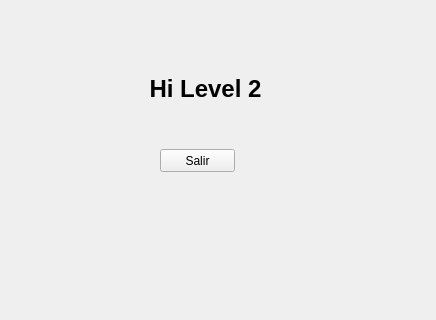
Qt form level2.ui (gerasua/loginlevels) before a commit; both pictures show x 0 to 436 and y 121 to 441 of the 436 by 547 pixel window.
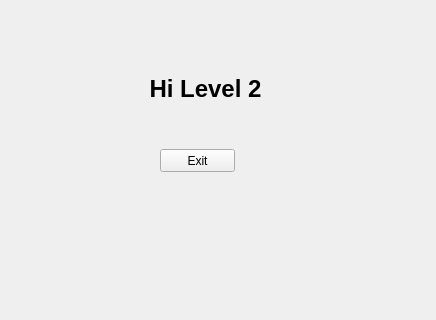
The same form after that commit. Icons and pictures are not drawn.

The edit to the form file:
```diff
--- a/level2.ui
+++ b/level2.ui
@@ -78,7 +78,7 @@
      </rect>
     </property>
     <property name="text">
-     <string>Salir</string>
+     <string>Exit</string>
     </property>
    </widget>
    <widget class="QLabel" name="label_4">
```
Left out of the diff: 6 changed lines with no effect on the pictures.
